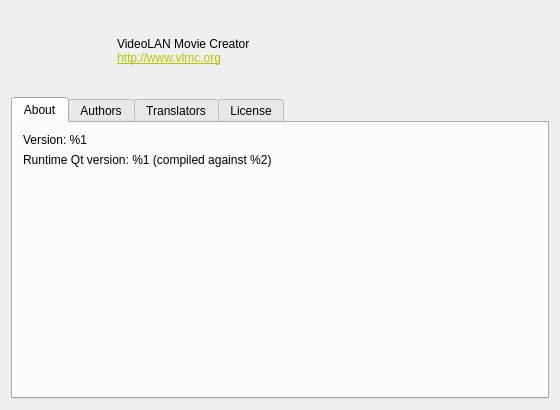
The window that src/Gui/ui/About.ui (luyikei/VLMC) describes before a commit, drawn with Qt 5.
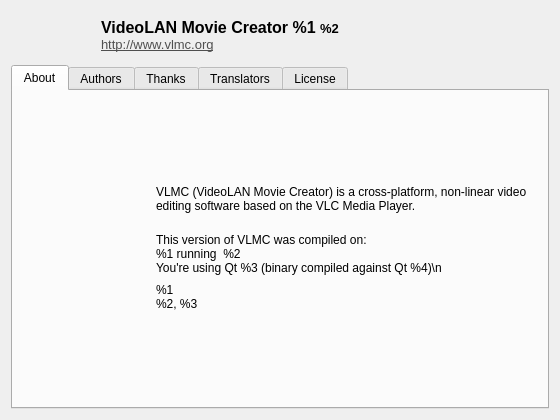
The same window after the commit. Icons and pictures are not drawn.

Commit message: About.ui: Added tab for THANKS, reworked About page layout, added new content. Version, codename, hostname, system name, qt versions. About string taken from Wikipaedia. Bigger Icon on left, same as VLC About dialog.

Diff of the .ui file:
```diff
--- a/src/Gui/ui/About.ui
+++ b/src/Gui/ui/About.ui
@@ -7,13 +7,13 @@
     <x>0</x>
     <y>0</y>
     <width>560</width>
-    <height>410</height>
+    <height>420</height>
    </rect>
   </property>
   <property name="minimumSize">
    <size>
     <width>560</width>
-    <height>410</height>
+    <height>420</height>
    </size>
   </property>
   <property name="windowTitle">
@@ -24,16 +24,19 @@
     <widget class="QLabel" name="labelLogo">
      <property name="minimumSize">
       <size>
-       <width>80</width>
-       <height>80</height>
+       <width>48</width>
+       <height>48</height>
       </size>
      </property>
      <property name="maximumSize">
       <size>
-       <width>80</width>
-       <height>80</height>
+       <width>64</width>
+       <height>64</height>
       </size>
      </property>
+     <property name="frameShape">
+      <enum>QFrame::NoFrame</enum>
+     </property>
      <property name="text">
       <string/>
      </property>
@@ -48,9 +51,9 @@
       <string>&lt;!DOCTYPE HTML PUBLIC &quot;-//W3C//DTD HTML 4.0//EN&quot; &quot;http://www.w3.org/TR/REC-html40/strict.dtd&quot;&gt;
 &lt;html&gt;&lt;head&gt;&lt;meta name=&quot;qrichtext&quot; content=&quot;1&quot; /&gt;&lt;style type=&quot;text/css&quot;&gt;
 p, li { white-space: pre-wrap; }
-&lt;/style&gt;&lt;/head&gt;&lt;body style=&quot; font-family:'DejaVu Sans'; font-size:9pt; font-weight:400; font-style:normal;&quot;&gt;
-&lt;p style=&quot; margin-top:0px; margin-bottom:0px; margin-left:0px; margin-right:0px; -qt-block-indent:0; text-indent:0px;&quot;&gt;VideoLAN Movie Creator&lt;/p&gt;
-&lt;p style=&quot; margin-top:0px; margin-bottom:0px; margin-left:0px; margin-right:0px; -qt-block-indent:0; text-indent:0px;&quot;&gt;&lt;a href=&quot;http://www.vlmc.org&quot;&gt;&lt;span style=&quot; text-decoration: underline; color:#b1ca00;&quot;&gt;http://www.vlmc.org&lt;/span&gt;&lt;/a&gt;&lt;/p&gt;&lt;/body&gt;&lt;/html&gt;</string>
+&lt;/style&gt;&lt;/head&gt;&lt;body style=&quot; font-family:'Sans'; font-size:10pt; font-weight:400; font-style:normal;&quot;&gt;
+&lt;p style=&quot; margin-top:0px; margin-bottom:0px; margin-left:0px; margin-right:0px; -qt-block-indent:0; text-indent:0px;&quot;&gt;&lt;span style=&quot; font-family:'DejaVu Sans'; font-size:12pt; font-weight:600;&quot;&gt;VideoLAN Movie Creator %1 &lt;/span&gt;&lt;span style=&quot; font-family:'DejaVu Sans'; font-weight:600;&quot;&gt;%2&lt;/span&gt;&lt;/p&gt;
+&lt;p style=&quot; margin-top:0px; margin-bottom:0px; margin-left:0px; margin-right:0px; -qt-block-indent:0; text-indent:0px;&quot;&gt;&lt;a href=&quot;http://www.vlmc.org&quot;&gt;&lt;span style=&quot; font-family:'DejaVu Sans'; text-decoration: underline; color:#4f4f4f;&quot;&gt;http://www.vlmc.org&lt;/span&gt;&lt;/a&gt;&lt;/p&gt;&lt;/body&gt;&lt;/html&gt;</string>
      </property>
      <property name="indent">
       <number>20</number>
@@ -76,36 +79,111 @@
        <string>About</string>
       </attribute>
       <layout class="QGridLayout" name="gridLayout_2">
-       <property name="margin">
-        <number>10</number>
-       </property>
        <item row="0" column="0">
-        <widget class="QLabel" name="labelVersion">
+        <spacer name="verticalSpacer_3">
+         <property name="orientation">
+          <enum>Qt::Vertical</enum>
+         </property>
+         <property name="sizeHint" stdset="0">
+          <size>
+           <width>125</width>
+           <height>52</height>
+          </size>
+         </property>
+        </spacer>
+       </item>
+       <item row="0" column="1">
+        <spacer name="verticalSpacer_2">
+         <property name="orientation">
+          <enum>Qt::Vertical</enum>
+         </property>
+         <property name="sizeHint" stdset="0">
+          <size>
+           <width>383</width>
+           <height>52</height>
+          </size>
+         </property>
+        </spacer>
+       </item>
+       <item row="1" column="0" rowspan="3">
+        <widget class="QLabel" name="labelLogoBig">
+         <property name="minimumSize">
+          <size>
+           <width>128</width>
+           <height>128</height>
+          </size>
+         </property>
+         <property name="maximumSize">
+          <size>
+           <width>128</width>
+           <height>128</height>
+          </size>
+         </property>
+         <property name="frameShape">
+          <enum>QFrame::NoFrame</enum>
+         </property>
          <property name="text">
-          <string>Version: %1</string>
+          <string/>
          </property>
         </widget>
        </item>
-       <item row="3" column="0">
+       <item row="1" column="1">
+        <widget class="QLabel" name="labelAbout">
+         <property name="text">
+          <string>VLMC (VideoLAN Movie Creator) is a cross-platform, non-linear video editing software based on the VLC Media Player.
+</string>
+         </property>
+         <property name="wordWrap">
+          <bool>true</bool>
+         </property>
+        </widget>
+       </item>
+       <item row="2" column="1">
+        <widget class="QLabel" name="labelBuild">
+         <property name="text">
+          <string>This version of VLMC was compiled on:
+%1 running  %2
+You're using Qt %3 (binary compiled against Qt %4)\n</string>
+         </property>
+        </widget>
+       </item>
+       <item row="3" column="1">
+        <widget class="QLabel" name="labelCopyright">
+         <property name="text">
+          <string>%1
+%2, %3</string>
+         </property>
+         <property name="wordWrap">
+          <bool>true</bool>
+         </property>
+        </widget>
+       </item>
+       <item row="4" column="0">
+        <spacer name="verticalSpacer_4">
+         <property name="orientation">
+          <enum>Qt::Vertical</enum>
+         </property>
+         <property name="sizeHint" stdset="0">
+          <size>
+           <width>125</width>
+           <height>52</height>
+          </size>
+         </property>
+        </spacer>
+       </item>
+       <item row="4" column="1">
         <spacer name="verticalSpacer">
          <property name="orientation">
           <enum>Qt::Vertical</enum>
          </property>
          <property name="sizeHint" stdset="0">
           <size>
-           <width>20</width>
-           <height>40</height>
+           <width>383</width>
+           <height>52</height>
           </size>
          </property>
         </spacer>
        </item>
-       <item row="2" column="0">
-        <widget class="QLabel" name="labelQtVersion">
-         <property name="text">
-          <string>Runtime Qt version: %1 (compiled against %2)</string>
-         </property>
-        </widget>
-       </item>
       </layout>
      </widget>
      <widget class="QWidget" name="Authors">
@@ -122,6 +200,20 @@
        </item>
       </layout>
      </widget>
+     <widget class="QWidget" name="Thanks">
+      <attribute name="title">
+       <string>Thanks</string>
+      </attribute>
+      <layout class="QGridLayout" name="gridLayout_6">
+       <item row="0" column="0">
+        <widget class="QPlainTextEdit" name="plainTextEditThanks">
+         <property name="readOnly">
+          <bool>true</bool>
+         </property>
+        </widget>
+       </item>
+      </layout>
+     </widget>
      <widget class="QWidget" name="Translators">
       <attribute name="title">
        <string>Translators</string>
```
Left out of the diff: 9 changed lines with no effect on the pictures.
